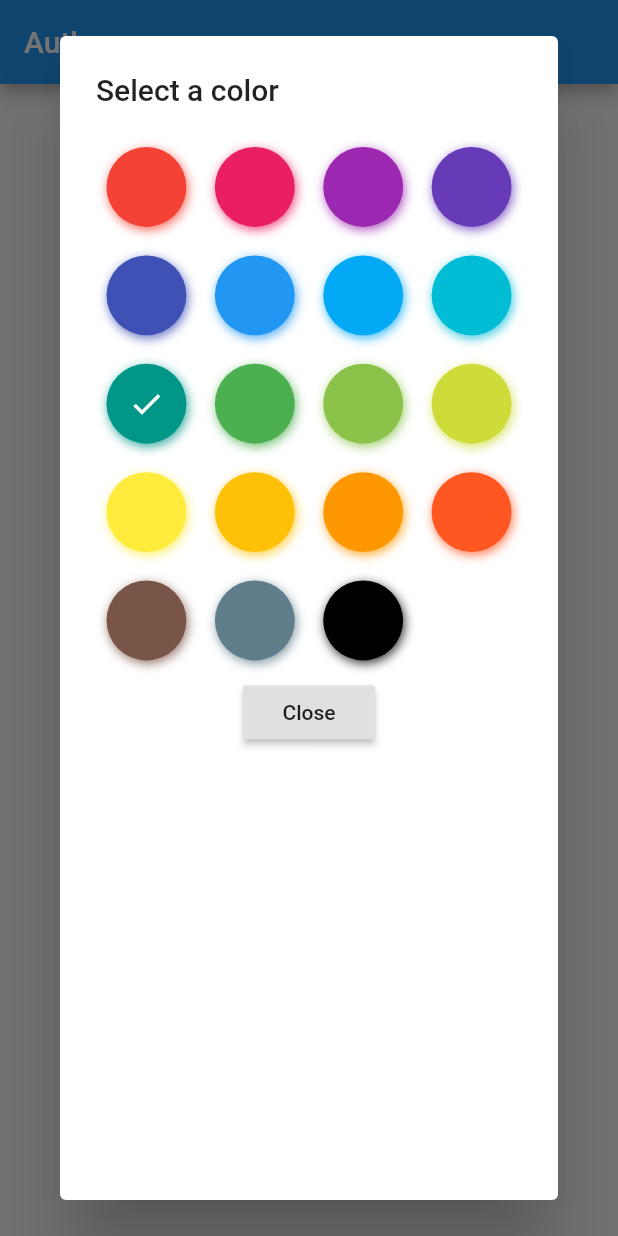
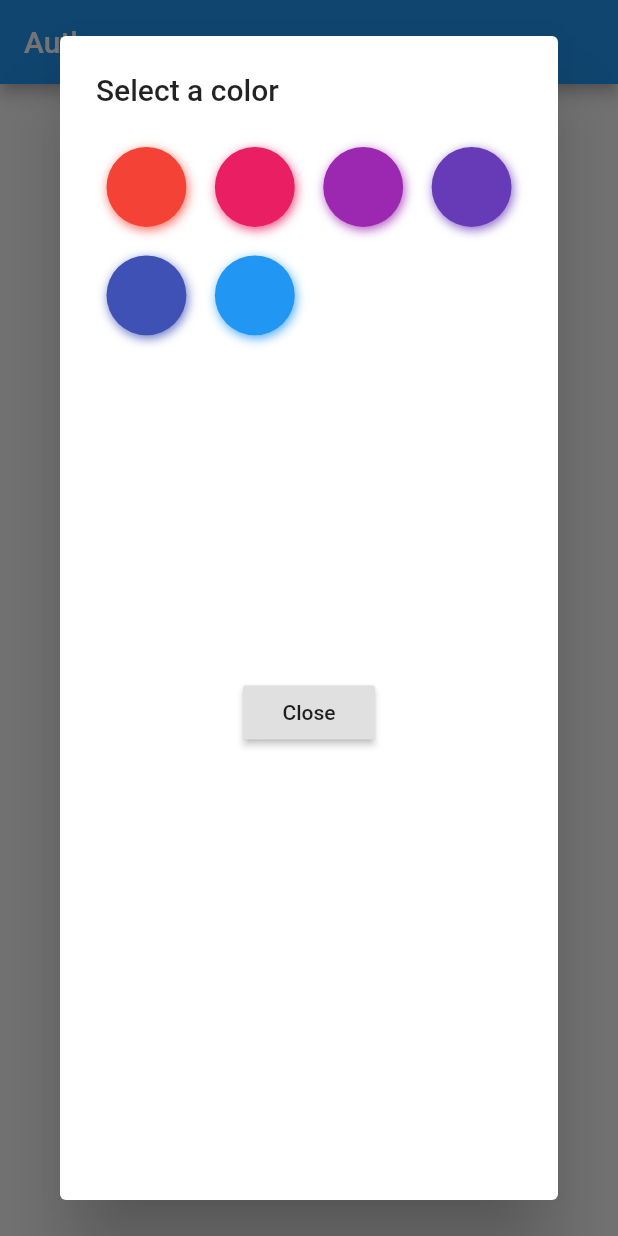
Before and after one commit to HowkMii/ui-TextFormField, a Flutter app: the screen it shows after launch, after a tap on "change my color", on a phone screen of 412 x 824 dp. Run offline on Flutter 3.47's test engine with Material 2 defaults, Android fonts, the phone set to English and light mode, and no system bars; drawn by our look-alikes of flutter_colorpicker.

Commit message:
default colors

```diff
--- a/lib/main.dart
+++ b/lib/main.dart
@@ -33,6 +33,16 @@ enum AuthMode{SignUp,Login}
 class _MyHomePageState extends State<MyHomePage> {
   Color currentC = Colors.teal;
   void changeC(Color color)=>setState(() => currentC=color);
+
+  final List<Color> _defaultColors = [
+  Colors.red,
+  Colors.pink,
+  Colors.purple,
+  Colors.deepPurple,
+  Colors.indigo,
+  Colors.blue,
+
+];
 
  /* final GlobalKey<FormState> _formKey = GlobalKey();
   AuthMode _authMode= AuthMode.Login;
@@ -78,6 +88,7 @@ class _MyHomePageState extends State<MyHomePage> {
                         child: BlockPicker(
                         pickerColor: currentC,
                         onColorChanged: changeC,
+                        availableColors: _defaultColors,
                         ),
                       ),
                       RaisedButton(
```
